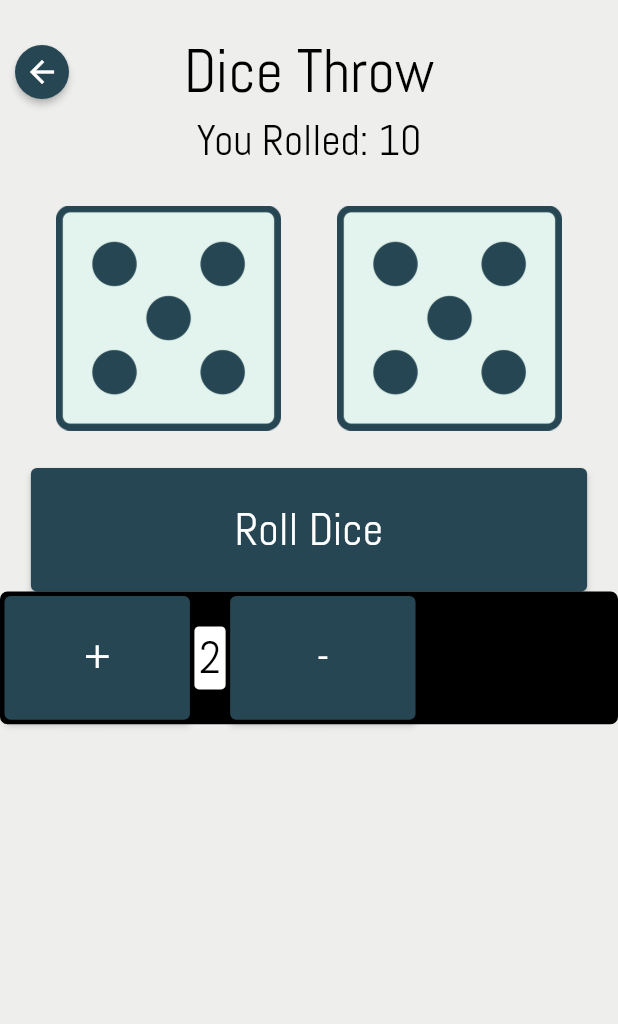
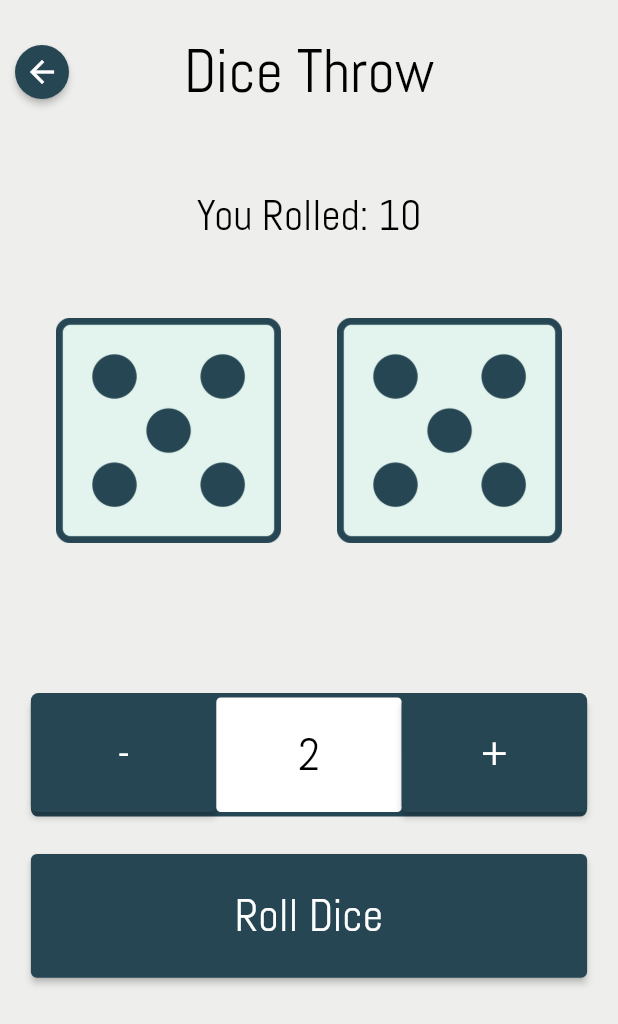
Before and after one commit to yonraf/mobil-software-udvikling, a Flutter app: the screen it shows after launch, after a tap on "Dice Throw", on a phone screen of 412 x 824 dp. Shown: the top 1024 px of the screen. Run offline on Flutter 3.47's test engine with Material 2 defaults, Android fonts, the phone set to English and light mode, and no system bars; our stand-ins replace flutter_fortune_wheel.

Commit message:
Dice Throw Updated - "+, -" buttons added - layout & colors fixed

```diff
--- a/justrandom/lib/constants.dart
+++ b/justrandom/lib/constants.dart
@@ -15,3 +15,9 @@ const kCoinThemeColor = Color.fromARGB(0xFF, 0xE7, 0x6F, 0x51);
 const kDarkerDetailColor = Color.fromARGB(0xFF, 0x28, 0x28, 0x46);
 
 const double kDefaultPadding = 20.0;
+
+const kButtonTextStyle = TextStyle(
+  fontSize: 30,
+  fontFamily: 'Abel',
+  fontWeight: FontWeight.w200,
+);
--- a/justrandom/lib/screens/randomizers/dice.dart
+++ b/justrandom/lib/screens/randomizers/dice.dart
@@ -3,7 +3,6 @@ import 'dart:math';
 import 'package:flutter/cupertino.dart';
 import 'package:flutter/material.dart';
 import 'package:justrandom/constants.dart';
-
 
 import '../components/top_bar.dart';
 import '../randomizer.dart';
@@ -12,7 +11,8 @@ class Dice extends StatefulWidget implements Randomizer {
   Dice();
 
   @override
-  String description = 'Lorem ipsum dolor sit amet, consectetur adipiscing elit, sed do eiusmod tempor incididunt ut labore et dolore magna aliqua.';
+  String description =
+      'Lorem ipsum dolor sit amet, consectetur adipiscing elit, sed do eiusmod tempor incididunt ut labore et dolore magna aliqua.';
 
   @override
   String name = 'Dice Throw';
@@ -22,12 +22,17 @@ class Dice extends StatefulWidget implements Randomizer {
 
   @override
   _DiceState createState() => _DiceState();
-
 }
 
 class _DiceState extends State<Dice> {
-
-  var imageArray = ["one.png", "two.png", "three.png", "four.png", "five.png", "six.png"];
+  var imageArray = [
+    "one.png",
+    "two.png",
+    "three.png",
+    "four.png",
+    "five.png",
+    "six.png"
+  ];
   int randomIntForDiceOne = Random().nextInt(6);
   int randomIntForDiceTwo = Random().nextInt(6);
 
@@ -38,70 +43,73 @@ class _DiceState extends State<Dice> {
       child: Column(
         children: [
           TopBar(Dice()),
-          Text(
-            "You Rolled: " + (randomIntForDiceOne + randomIntForDiceTwo + 2).toString(),
+          Padding(
+            padding: const EdgeInsets.fromLTRB(0, 50, 0, 0),
+            child: Text(
+              "You Rolled: " +
+                  (randomIntForDiceOne + randomIntForDiceTwo + 2).toString(),
               style: const TextStyle(
                   fontFamily: 'Abel',
                   color: Colors.black,
                   fontWeight: FontWeight.w200,
                   decoration: TextDecoration.none,
-                fontSize: 28
+                  fontSize: 28),
             ),
           ),
           Padding(
-            padding: const EdgeInsets.fromLTRB(0, 25, 0, 25),
+            padding: const EdgeInsets.fromLTRB(0, 50, 0, 100),
             child: Row(
               mainAxisAlignment: MainAxisAlignment.spaceEvenly,
               children: [
-                Image.asset("assets/"+imageArray[randomIntForDiceOne], height: 150, width: 150,),
-                Image.asset("assets/"+imageArray[randomIntForDiceTwo], height: 150, width: 150,)
+                Image.asset(
+                  "assets/" + imageArray[randomIntForDiceOne],
+                  height: 150,
+                  width: 150,
+                ),
+                Image.asset(
+                  "assets/" + imageArray[randomIntForDiceTwo],
+                  height: 150,
+                  width: 150,
+                )
               ],
             ),
           ),
 
-          // Action Knap
-          ElevatedButton(
-            style: ElevatedButton.styleFrom(
-              primary: Dice().themeColor,
-              fixedSize: Size(MediaQuery.of(context).size.width * 0.90, MediaQuery.of(context).size.height * 0.1),
+          // plus minus button
+          Container(
+              margin: const EdgeInsets.fromLTRB(0, 0, 0, 25),
+              padding: const EdgeInsets.fromLTRB(0, 3, 0, 3),
+              decoration: BoxDecoration(
+                  borderRadius: BorderRadius.circular(5), color: Dice().themeColor),
+              constraints: BoxConstraints.expand(
+                  width: MediaQuery.of(context).size.width * 0.90,
+                  height: MediaQuery.of(context).size.height * 0.1
               ),
-            onPressed: run,
-            child: const Text(
-              "Roll Dice",
-              style: TextStyle(
-                fontSize: 30,
-                fontFamily: 'Abel',
-                fontWeight: FontWeight.w200,
-              ),
-            ),
-          ),
-
-          Container(
-              padding: const EdgeInsets.all(3),
-              decoration: BoxDecoration(
-                  borderRadius: BorderRadius.circular(5),
-                  color: Colors.black),
               child: Row(
                 children: [
                   ElevatedButton(
                     style: ElevatedButton.styleFrom(
                       primary: Dice().themeColor,
-                    fixedSize: Size(MediaQuery.of(context).size.width * 0.30, MediaQuery.of(context).size.height * 0.1),
+                      fixedSize: Size(MediaQuery.of(context).size.width * 0.3,
+                          MediaQuery.of(context).size.height * 0.1),
                     ),
                     onPressed: run,
                     child: const Text(
-                    "+",
-                    style: TextStyle(
-                      fontSize: 30,
-                      fontFamily: 'Abel',
-                      fontWeight: FontWeight.w200,
-                    ),
+                      "-",
+                      style: kButtonTextStyle,
                     ),
                   ),
                   Container(
-                  margin: const EdgeInsets.symmetric(horizontal: 3),
-                  padding: const EdgeInsets.symmetric(horizontal: 3, vertical: 2),
-                  decoration: BoxDecoration(borderRadius: BorderRadius.circular(3), color: Colors.white),
+                      alignment: Alignment.center,
+                      padding: const EdgeInsets.symmetric(
+                          horizontal: 3, vertical: 2),
+                      decoration: BoxDecoration(
+                          borderRadius: BorderRadius.circular(3),
+                          color: Colors.white),
+                      constraints: BoxConstraints.expand(
+                          width: MediaQuery.of(context).size.width * 0.3,
+                          height: MediaQuery.of(context).size.height * 0.1
+                      ),
                       child: Text(
                         '2',
                         style: const TextStyle(
@@ -109,33 +117,40 @@ class _DiceState extends State<Dice> {
                             color: Colors.black,
                             fontWeight: FontWeight.w200,
                             decoration: TextDecoration.none,
-                        fontSize: 30
-                    ),
-                  )
-                ),
+                            fontSize: 30),
+                      )),
                   ElevatedButton(
                     style: ElevatedButton.styleFrom(
                       primary: Dice().themeColor,
-                    fixedSize: Size(MediaQuery.of(context).size.width * 0.30, MediaQuery.of(context).size.height * 0.1),
+                      fixedSize: Size(MediaQuery.of(context).size.width * 0.3,
+                          MediaQuery.of(context).size.height * 0.1),
                     ),
                     onPressed: run,
                     child: const Text(
-                    "-",
-                    style: TextStyle(
-                      fontSize: 30,
-                      fontFamily: 'Abel',
-                      fontWeight: FontWeight.w200,
-                    ),
+                      "+",
+                      style: kButtonTextStyle,
                     ),
                   )
                 ],
-            )
+              )),
+
+          // Action Knap
+          ElevatedButton(
+            style: ElevatedButton.styleFrom(
+              primary: Dice().themeColor,
+              fixedSize: Size(MediaQuery.of(context).size.width * 0.90,
+                  MediaQuery.of(context).size.height * 0.1),
+            ),
+            onPressed: run,
+            child: const Text(
+              "Roll Dice",
+              style: kButtonTextStyle,
+            ),
           )
         ],
       ),
     );
   }
-
 
   void run() {
     setState(() {
@@ -143,5 +158,4 @@ class _DiceState extends State<Dice> {
       randomIntForDiceTwo = Random().nextInt(6);
     });
   }
-
 }
```
Lines whose indentation alone changed are shown as unchanged.
